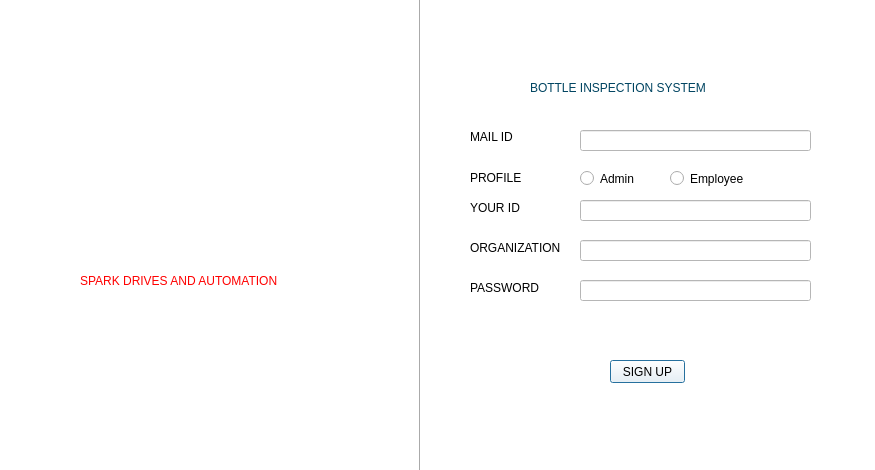
arunprasanthd/Bottle_inspection_system, file second_Dialog.ui: the form before one commit.
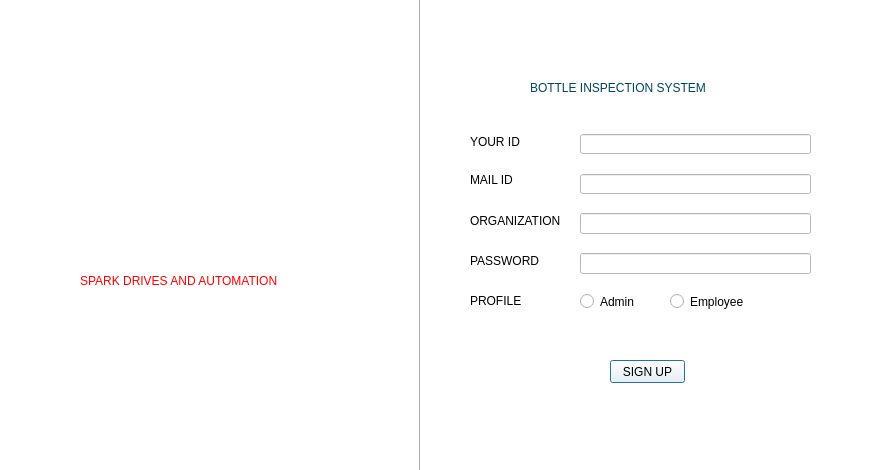
The form after the commit. Icons and pictures are not drawn.

Commit message: Added csv file feature

The edit to the form file:
```diff
--- a/second_Dialog.ui
+++ b/second_Dialog.ui
@@ -37,9 +37,9 @@
    <property name="geometry">
     <rect>
      <x>470</x>
-     <y>130</y>
+     <y>174</y>
      <width>47</width>
-     <height>13</height>
+     <height>12</height>
     </rect>
    </property>
    <property name="styleSheet">
@@ -75,9 +75,9 @@
    <property name="geometry">
     <rect>
      <x>580</x>
-     <y>200</y>
+     <y>134</y>
      <width>231</width>
-     <height>21</height>
+     <height>20</height>
     </rect>
    </property>
   </widget>
@@ -85,9 +85,9 @@
    <property name="geometry">
     <rect>
      <x>470</x>
-     <y>200</y>
+     <y>134</y>
      <width>91</width>
-     <height>16</height>
+     <height>15</height>
     </rect>
    </property>
    <property name="styleSheet">
@@ -114,9 +114,9 @@
    <property name="geometry">
     <rect>
      <x>580</x>
-     <y>130</y>
+     <y>174</y>
      <width>231</width>
-     <height>21</height>
+     <height>20</height>
     </rect>
    </property>
   </widget>
@@ -141,7 +141,7 @@
    <property name="geometry">
     <rect>
      <x>470</x>
-     <y>240</y>
+     <y>213</y>
      <width>101</width>
      <height>16</height>
     </rect>
@@ -157,7 +157,7 @@
    <property name="geometry">
     <rect>
      <x>470</x>
-     <y>280</y>
+     <y>253</y>
      <width>91</width>
      <height>16</height>
     </rect>
@@ -173,7 +173,7 @@
    <property name="geometry">
     <rect>
      <x>580</x>
-     <y>240</y>
+     <y>213</y>
      <width>231</width>
      <height>21</height>
     </rect>
@@ -183,7 +183,7 @@
    <property name="geometry">
     <rect>
      <x>580</x>
-     <y>280</y>
+     <y>253</y>
      <width>231</width>
      <height>21</height>
     </rect>
@@ -206,7 +206,7 @@
    <property name="geometry">
     <rect>
      <x>580</x>
-     <y>170</y>
+     <y>293</y>
      <width>82</width>
      <height>17</height>
     </rect>
@@ -219,7 +219,7 @@
    <property name="geometry">
     <rect>
      <x>670</x>
-     <y>170</y>
+     <y>293</y>
      <width>82</width>
      <height>17</height>
     </rect>
@@ -232,7 +232,7 @@
    <property name="geometry">
     <rect>
      <x>470</x>
-     <y>170</y>
+     <y>293</y>
      <width>91</width>
      <height>16</height>
     </rect>
```
The commit also changes 1 other file.
